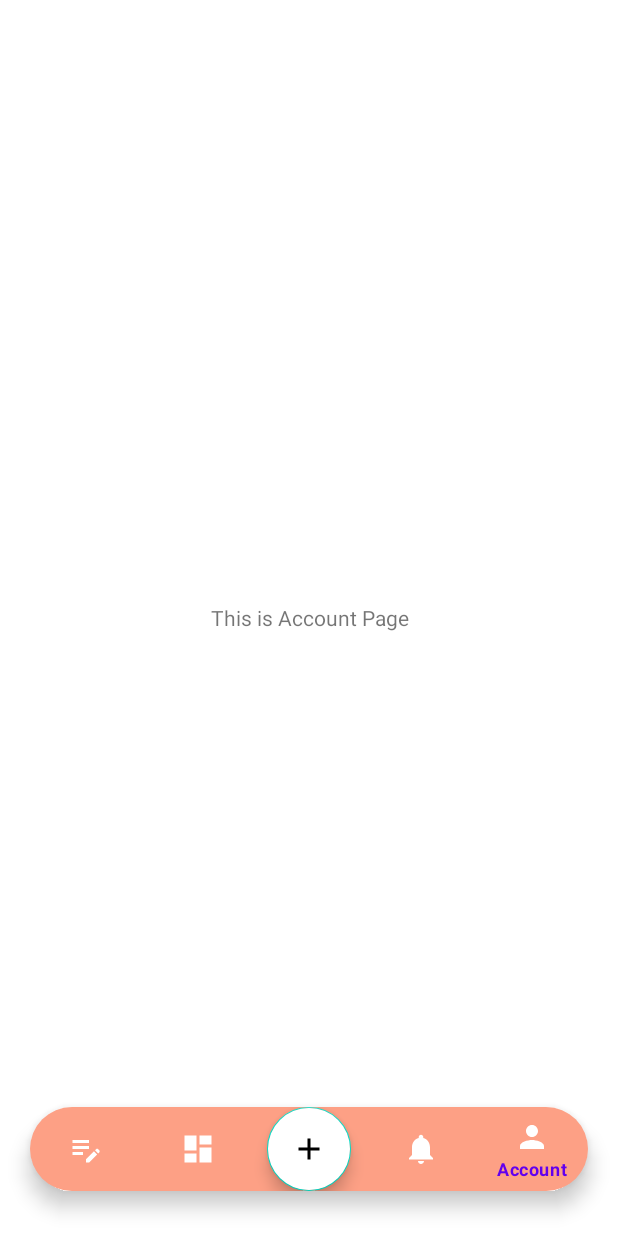
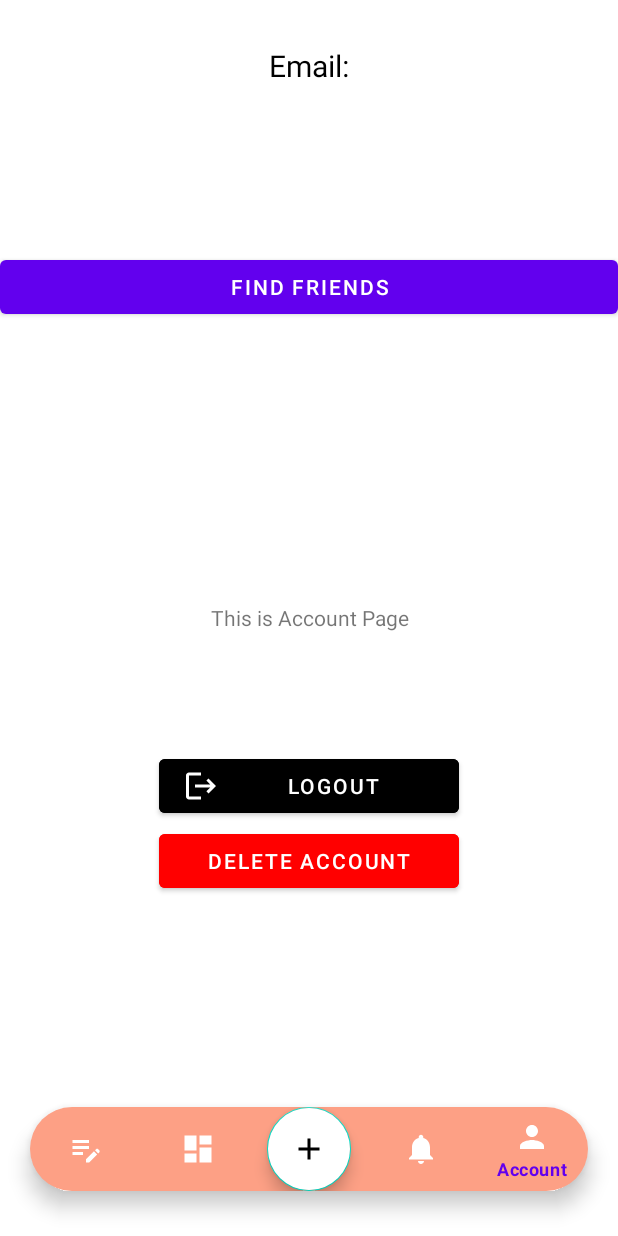
Before and after one commit to zukhra-dotcom/MyDocumentLibraryApp, an Android app: the Account screen opened directly, with no data from a screen before it, on a phone screen of 412 x 824 dp. Run offline under Robolectric (Android 15) with nearby library versions, the phone set to English and light mode, and no system bars; our stand-ins replace Firebase (no records; nobody signed in at launch, a user with empty details on screens opened directly).

Commit message:
logout/delete acc and view other app users

```diff
--- a/app/build.gradle
+++ b/app/build.gradle
@@ -39,6 +39,7 @@ dependencies {
     implementation 'com.google.android.material:material:1.7.0'
     implementation 'androidx.constraintlayout:constraintlayout:2.1.4'
     implementation 'com.google.firebase:firebase-storage:20.2.0'
+    implementation 'androidx.recyclerview:recyclerview:1.3.0'
     implementation 'androidx.annotation:annotation:1.5.0'
     implementation 'androidx.lifecycle:lifecycle-livedata-ktx:2.5.1'
     implementation 'androidx.lifecycle:lifecycle-viewmodel-ktx:2.5.1'
@@ -53,5 +54,7 @@ dependencies {
     implementation 'com.andrognito.pinlockview:pinlockview:2.1.0'
     implementation 'com.google.firebase:firebase-appcheck:17.0.0'
     implementation 'com.google.firebase:firebase-firestore:24.6.0'
+    implementation 'com.firebaseui:firebase-ui-database:8.0.0'
 
+    implementation 'de.hdodenhof:circleimageview:3.1.0'
 }
--- a/app/src/main/AndroidManifest.xml
+++ b/app/src/main/AndroidManifest.xml
@@ -17,6 +17,12 @@
         android:supportsRtl="true"
         android:theme="@style/Theme.MyDocumentLibrary"
         tools:targetApi="31">
+        <activity
+            android:name=".FindFriendActivity"
+            android:exported="false" />
+        <activity
+            android:name=".FindFriend"
+            android:exported="false" />
         <activity
             android:name=".authentication.LoginActivity"
             android:exported="false" />
--- a/app/src/main/java/com/example/mydocumentlibrary/Account.java
+++ b/app/src/main/java/com/example/mydocumentlibrary/Account.java
@@ -1,18 +1,107 @@
 package com.example.mydocumentlibrary;
 
+import androidx.annotation.NonNull;
 import androidx.appcompat.app.AppCompatActivity;
 
 import android.content.Intent;
 import android.os.Bundle;
+import android.view.View;
+import android.widget.Button;
+import android.widget.TextView;
+import android.widget.Toast;
 
+import com.example.mydocumentlibrary.authentication.LoginActivity;
+import com.example.mydocumentlibrary.authentication.SignUpActivity;
+import com.google.android.gms.tasks.OnCompleteListener;
+import com.google.android.gms.tasks.Task;
 import com.google.android.material.bottomnavigation.BottomNavigationView;
+import com.google.firebase.auth.FirebaseAuth;
+import com.google.firebase.auth.FirebaseUser;
+import com.google.firebase.database.DataSnapshot;
+import com.google.firebase.database.DatabaseError;
+import com.google.firebase.database.DatabaseReference;
+import com.google.firebase.database.FirebaseDatabase;
+import com.google.firebase.database.ValueEventListener;
 
 public class Account extends AppCompatActivity {
+
+    private FirebaseAuth firebaseAuth;
+    private FirebaseUser firebaseUser;
+    private Button logoutBtn, deleteAccountBtn, findFriendsBtn;
+    private TextView userEmail;
+    private String userID;
 
     @Override
     protected void onCreate(Bundle savedInstanceState) {
         super.onCreate(savedInstanceState);
         setContentView(R.layout.activity_account);
+
+        firebaseAuth = FirebaseAuth.getInstance();
+        firebaseUser = firebaseAuth.getCurrentUser();
+        userID = firebaseUser.getUid();
+        logoutBtn = findViewById(R.id.logout_button);
+        deleteAccountBtn = findViewById(R.id.delete_account_button);
+        userEmail = findViewById(R.id.user_email);
+        findFriendsBtn = findViewById(R.id.findFriends_button);
+
+        //Saving from authentication to the database
+        FirebaseDatabase firebaseDatabase = FirebaseDatabase.getInstance();
+        String UsersID = FirebaseAuth.getInstance().getCurrentUser().getUid();
+        DatabaseReference usersRef = firebaseDatabase.getReference("Users").child(UsersID);
+        String usersEmail = FirebaseAuth.getInstance().getCurrentUser().getEmail();
+        Users users = new Users(usersEmail, UsersID);
+        usersRef.setValue(users);
+
+
+        if(firebaseUser!=null){
+            String email = firebaseUser.getEmail();
+            userEmail.setText(email);
+        }
+
+        findFriendsBtn.setOnClickListener(new View.OnClickListener() {
+            @Override
+            public void onClick(View v) {
+                Intent intent = new Intent(Account.this, FindFriendActivity.class);
+                startActivity(intent);
+                finish();
+            }
+        });
+
+
+        logoutBtn.setOnClickListener(new View.OnClickListener() {
+            @Override
+            public void onClick(View v) {
+                firebaseAuth.signOut();
+
+                Intent intent = new Intent(Account.this, LoginActivity.class);
+                startActivity(intent);
+                finish();
+                Toast.makeText(Account.this, "Successful logout", Toast.LENGTH_SHORT).show();
+            }
+        });
+
+        deleteAccountBtn.setOnClickListener(new View.OnClickListener() {
+            @Override
+            public void onClick(View v) {
+                FirebaseUser user = FirebaseAuth.getInstance().getCurrentUser();
+                if(user!= null){
+                    user.delete()
+                            .addOnCompleteListener(new OnCompleteListener<Void>() {
+                                @Override
+                                public void onComplete(@NonNull Task<Void> task) {
+                                    if (task.isSuccessful()){
+                                        Intent intent = new Intent(Account.this, SignUpActivity.class);
+                                        startActivity(intent);
+                                        finish();
+                                        Toast.makeText(Account.this, "User Account deleted", Toast.LENGTH_SHORT).show();
+                                    } else {
+                                        Toast.makeText(Account.this, "Failed on deleting user account", Toast.LENGTH_SHORT).show();
+                                    }
+                                }
+                            });
+                }
+            }
+        });
 
         BottomNavigationView bottomNavigationView = findViewById(R.id.bottomNavigationView);
         bottomNavigationView.setSelectedItemId(R.id.account);
--- a/app/src/main/java/com/example/mydocumentlibrary/authentication/SignUpActivity.java
+++ b/app/src/main/java/com/example/mydocumentlibrary/authentication/SignUpActivity.java
@@ -17,9 +17,11 @@ import com.google.android.gms.tasks.OnCompleteListener;
 import com.google.android.gms.tasks.Task;
 import com.google.firebase.auth.AuthResult;
 import com.google.firebase.auth.FirebaseAuth;
+import com.google.firebase.auth.FirebaseUser;
+import com.google.firebase.storage.StorageReference;
+import com.google.firebase.storage.UploadTask;
 
 public class SignUpActivity extends AppCompatActivity {
-
     private FirebaseAuth firebaseAuth;
     private EditText signupEmail, signupPassword;
     private Button signupButton;
@@ -71,4 +73,5 @@ public class SignUpActivity extends AppCompatActivity {
             }
         });
     }
+
 }
--- /dev/null
+++ b/app/src/main/res/drawable/baseline_logout_24.xml
@@ -0,0 +1,5 @@
+<vector android:autoMirrored="true" android:height="24dp"
+    android:tint="@color/white" android:viewportHeight="24"
+    android:viewportWidth="24" android:width="24dp" xmlns:android="http://schemas.android.com/apk/res/android">
+    <path android:fillColor="@android:color/white" android:pathData="M17,7l-1.41,1.41L18.17,11H8v2h10.17l-2.58,2.58L17,17l5,-5zM4,5h8V3H4c-1.1,0 -2,0.9 -2,2v14c0,1.1 0.9,2 2,2h8v-2H4V5z"/>
+</vector>
--- /dev/null
+++ b/app/src/main/res/drawable/baseline_search_24.xml
@@ -0,0 +1,5 @@
+<vector android:height="24dp" android:tint="#000000"
+    android:viewportHeight="24" android:viewportWidth="24"
+    android:width="24dp" xmlns:android="http://schemas.android.com/apk/res/android">
+    <path android:fillColor="@android:color/white" android:pathData="M15.5,14h-0.79l-0.28,-0.27C15.41,12.59 16,11.11 16,9.5 16,5.91 13.09,3 9.5,3S3,5.91 3,9.5 5.91,16 9.5,16c1.61,0 3.09,-0.59 4.23,-1.57l0.27,0.28v0.79l5,4.99L20.49,19l-4.99,-5zM9.5,14C7.01,14 5,11.99 5,9.5S7.01,5 9.5,5 14,7.01 14,9.5 11.99,14 9.5,14z"/>
+</vector>
--- a/app/src/main/res/layout/activity_account.xml
+++ b/app/src/main/res/layout/activity_account.xml
@@ -4,13 +4,68 @@
     xmlns:tools="http://schemas.android.com/tools"
     android:layout_width="match_parent"
     android:layout_height="match_parent"
+    android:orientation="vertical"
     tools:context=".Account">
+
+    <TextView
+        android:layout_width="match_parent"
+        android:layout_height="wrap_content"
+        android:id="@+id/user_email_title"
+        android:text="Email:"
+        android:textSize="20sp"
+        android:textColor="@color/black"
+        android:padding="10dp"
+        android:gravity="center"
+        android:layout_margin="20dp"/>
+
+    <TextView
+        android:layout_width="match_parent"
+        android:layout_height="wrap_content"
+        android:id="@+id/user_email"
+        android:textSize="20sp"
+        android:textColor="@color/black"
+        android:padding="10dp"
+        android:gravity="center"
+        android:layout_margin="50dp"/>
+
+    <Button
+        android:layout_width="match_parent"
+        android:layout_height="wrap_content"
+        android:id="@+id/findFriends_button"
+        android:layout_marginTop="20dp"
+        android:text="Find Friends"
+        android:layout_below="@+id/user_email"/>
+
 
     <TextView
         android:layout_width="match_parent"
         android:layout_height="match_parent"
         android:text="This is Account Page"
         android:gravity="center" />
+
+    <Button
+        android:layout_width="200dp"
+        android:layout_height="wrap_content"
+        android:id="@+id/logout_button"
+        android:text="Logout"
+        android:backgroundTint="@color/black"
+        android:gravity="center"
+        android:drawableLeft="@drawable/baseline_logout_24"
+        android:drawablePadding="8dp"
+        android:layout_centerHorizontal="true"
+        android:layout_marginTop="500dp"/>
+
+    <Button
+        android:layout_width="200dp"
+        android:layout_height="wrap_content"
+        android:id="@+id/delete_account_button"
+        android:text="Delete Account"
+        android:backgroundTint="#FF0000"
+        android:gravity="center"
+        android:drawablePadding="8dp"
+        android:layout_centerHorizontal="true"
+        android:layout_marginTop="550dp"/>
+
 
     <com.google.android.material.bottomnavigation.BottomNavigationView
         android:layout_width="match_parent"
```
Also changed, not shown: app/src/main/java/com/example/mydocumentlibrary/FindFriendActivity.java (added, +68 -0 lines), app/src/main/java/com/example/mydocumentlibrary/FindFriendViewHolder.java (added, +24 -0 lines), app/src/main/java/com/example/mydocumentlibrary/Users.java (added, +28 -0 lines), app/src/main/res/layout/activity_find_friend.xml (added, +45 -0 lines), app/src/main/res/layout/activity_find_friend_.xml (added, +42 -0 lines), app/src/main/res/layout/single_view_find_friends.xml (added, +70 -0 lines).
